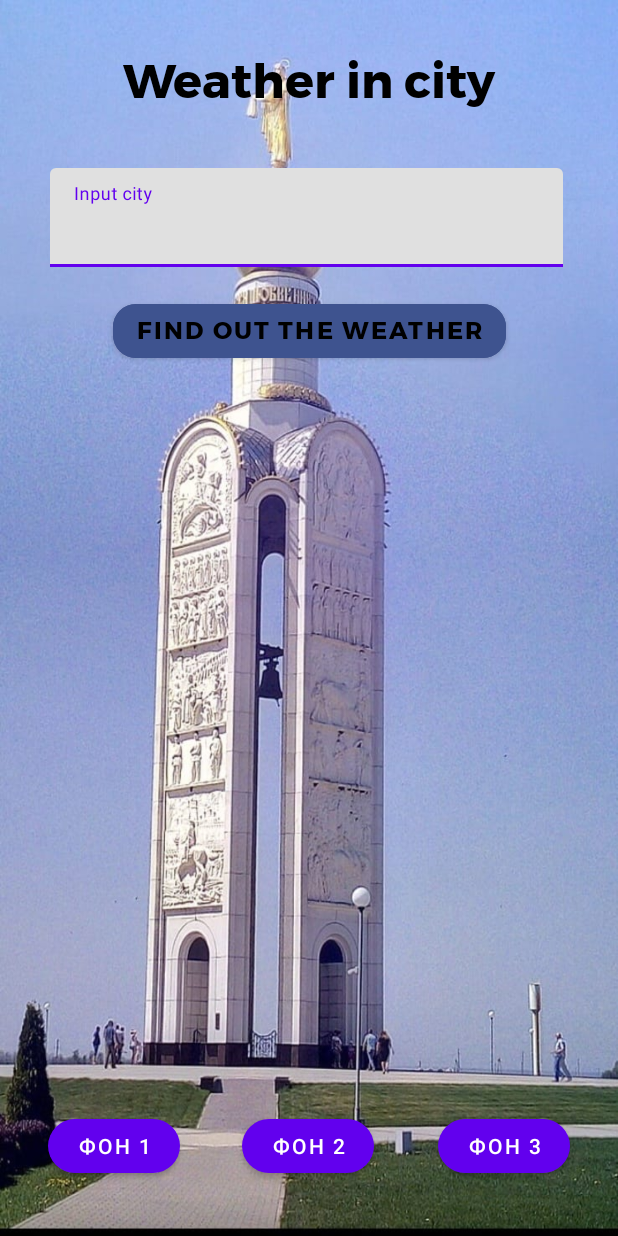
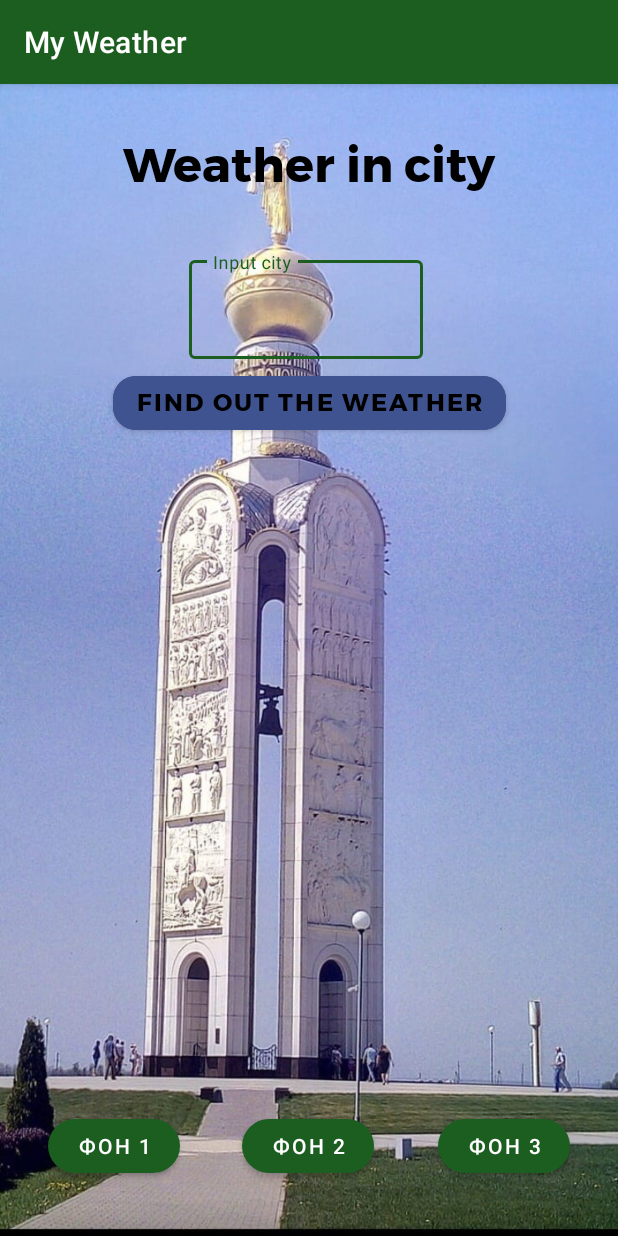
Before and after one commit to vyntyk/My_Weather, an Android app: the screen it shows after launch (MainActivity), on a phone screen of 412 x 824 dp. Run offline under Robolectric (Android 15) with nearby library versions, the phone set to English and light mode, and no system bars.

Commit message:
поле ввода в материал дизайне

```diff
--- a/app/src/main/AndroidManifest.xml
+++ b/app/src/main/AndroidManifest.xml
@@ -11,7 +11,7 @@
         android:screenOrientation="portrait"
         android:roundIcon="@mipmap/ic_launcher_round2"
         android:supportsRtl="true"
-        android:theme="@style/Theme.MyWeather">
+        android:theme="@style/Theme.My_Weather">
         <activity
             android:name=".MainActivity"
             android:exported="true">
--- /dev/null
+++ b/app/src/main/res/drawable/ic_launcher_background.xml
@@ -0,0 +1,5 @@
+<?xml version="1.0" encoding="utf-8"?>
+<resources>
+        <color name="ic_launcher_background">#F1F8F4</color>
+</resources>
+</selector>
--- a/app/src/main/res/layout/activity_main.xml
+++ b/app/src/main/res/layout/activity_main.xml
@@ -32,8 +32,8 @@
 
     <com.google.android.material.textfield.TextInputLayout
         android:id="@id/user_field2"
-        android:layout_width="346dp"
-        android:layout_height="79dp"
+        android:layout_width="160dp"
+        android:layout_height="wrap_content"
         android:layout_alignParentTop="true"
         android:layout_centerHorizontal="true"
         android:layout_marginTop="32dp"
@@ -43,7 +43,8 @@
         app:circularflow_viewCenter="@string/hint_user"
         app:layout_constraintEnd_toEndOf="parent"
         app:layout_constraintStart_toStartOf="parent"
-        app:layout_constraintTop_toBottomOf="@+id/logo">
+        app:layout_constraintTop_toBottomOf="@+id/logo"
+        >
 
         <com.google.android.material.textfield.TextInputEditText
 
@@ -55,9 +56,7 @@
             android:layout_marginEnd="4dp"
             android:inputType="text"
             android:textAlignment="center"
-            app:layout_constraintEnd_toEndOf="parent"
-
-             />
+            app:layout_constraintEnd_toEndOf="parent"/>
 
     </com.google.android.material.textfield.TextInputLayout>
 
--- a/app/src/main/res/mipmap-anydpi-v26/ic_launcher2.xml
+++ b/app/src/main/res/mipmap-anydpi-v26/ic_launcher2.xml
@@ -1,5 +1,4 @@
 <?xml version="1.0" encoding="utf-8"?>
 <adaptive-icon xmlns:android="http://schemas.android.com/apk/res/android">
-    <background android:drawable="@color/ic_launcher_background"/>
-    <foreground android:drawable="@mipmap/ic_launcher_foreground3"/>
+       <foreground android:drawable="@mipmap/ic_launcher_foreground3"/>
 </adaptive-icon>
--- a/app/src/main/res/mipmap-anydpi-v26/ic_launcher_round2.xml
+++ b/app/src/main/res/mipmap-anydpi-v26/ic_launcher_round2.xml
@@ -1,5 +1,4 @@
 <?xml version="1.0" encoding="utf-8"?>
 <adaptive-icon xmlns:android="http://schemas.android.com/apk/res/android">
-    <background android:drawable="@color/ic_launcher_background"/>
     <foreground android:drawable="@mipmap/ic_launcher_foreground3"/>
 </adaptive-icon>
--- a/app/src/main/res/values-night/themes.xml
+++ b/app/src/main/res/values-night/themes.xml
@@ -1,16 +1,18 @@
 <resources xmlns:tools="http://schemas.android.com/tools">
-    <!-- Base application theme. -->
-    <style name="Theme.MyWeather" parent="Theme.MaterialComponents.DayNight.NoActionBar">
+    <!-- Application theme for dark theme. -->
+    <style name="Theme.MywWeather" parent="Theme.MaterialComponents.DayNight.DarkActionBar">
         <!-- Primary brand color. -->
-        <item name="colorPrimary">@color/purple_200</item>
-        <item name="colorPrimaryVariant">@color/purple_700</item>
+        <item name="colorPrimary">@color/green_light</item>
+        <item name="colorPrimaryVariant">@color/green</item>
         <item name="colorOnPrimary">@color/black</item>
         <!-- Secondary brand color. -->
-        <item name="colorSecondary">@color/teal_200</item>
-        <item name="colorSecondaryVariant">@color/teal_200</item>
+        <item name="colorSecondary">@color/blue_light</item>
+        <item name="colorSecondaryVariant">@color/blue_light</item>
         <item name="colorOnSecondary">@color/black</item>
-         <!-- Status bar color. -->
+        <!-- Status bar color. -->
         <item name="android:statusBarColor" tools:targetApi="l">?attr/colorPrimaryVariant</item>
-        <!-- Customize your theme here. -->
+        <!-- For text input fields -->
+        <item name="textInputStyle">@style/Widget.MaterialComponents.TextInputLayout.OutlinedBox</item>
+        <!-- For radio buttons -->
     </style>
 </resources>
--- a/app/src/main/res/values/colors.xml
+++ b/app/src/main/res/values/colors.xml
@@ -1,11 +1,12 @@
 <?xml version="1.0" encoding="utf-8"?>
+
 <resources>
-    <color name="purple_200">#FFBB86FC</color>
-    <color name="purple_500">#FF6200EE</color>
-    <color name="purple_700">#FF3700B3</color>
-    <color name="teal_200">#FF03DAC5</color>
-    <color name="teal_700">#FF018786</color>
-    <color name="black">#FF000000</color>
-    <color name="white">#FFFFFFFF</color>
-    <color name="textColor">#FFFFFFFF</color>
+    <color name="green">#1B5E20</color>
+    <color name="green_dark">#003300</color>
+    <color name="green_light">#A5D6A7</color>
+    <color name="blue">#0288D1</color>
+    <color name="blue_dark">#005B9F</color>
+    <color name="blue_light">#81D4FA</color>
+    <color name="black">#000000</color>
+    <color name="white">#FFFFFF</color>
 </resources>
--- a/app/src/main/res/values/ic_launcher_background.xml
+++ /dev/null
@@ -1,4 +0,0 @@
-<?xml version="1.0" encoding="utf-8"?>
-<resources>
-    <color name="ic_launcher_background">#F1F8F4</color>
-</resources>
--- a/app/src/main/res/values/themes.xml
+++ b/app/src/main/res/values/themes.xml
@@ -1,16 +1,18 @@
 <resources xmlns:tools="http://schemas.android.com/tools">
 <!-- Base application theme. -->
-    <style name="Theme.MyWeather" parent="Theme.MaterialComponents.DayNight.NoActionBar">
+<style name="Theme.My_Weather" parent="Theme.MaterialComponents.DayNight.DarkActionBar">
     <!-- Primary brand color. -->
-        <item name="colorPrimary">@color/purple_500</item>
-        <item name="colorPrimaryVariant">@color/purple_700</item>
+    <item name="colorPrimary">@color/green</item>
+    <item name="colorPrimaryVariant">@color/green_dark</item>
     <item name="colorOnPrimary">@color/white</item>
     <!-- Secondary brand color. -->
-        <item name="colorSecondary">@color/teal_200</item>
-        <item name="colorSecondaryVariant">@color/teal_700</item>
+    <item name="colorSecondary">@color/blue</item>
+    <item name="colorSecondaryVariant">@color/blue_dark</item>
     <item name="colorOnSecondary">@color/black</item>
     <!-- Status bar color. -->
     <item name="android:statusBarColor" tools:targetApi="l">?attr/colorPrimaryVariant</item>
-        <!-- Customize your theme here. -->
+    <!-- For text input fields -->
+    <item name="textInputStyle">@style/Widget.MaterialComponents.TextInputLayout.OutlinedBox</item>
+    <!-- For radio buttons -->
    </style>
 </resources>
```
Also changed, not shown: app/src/main/res/values/styles.xml (added, +9 -0 lines). Lines whose indentation alone changed are shown as unchanged.
